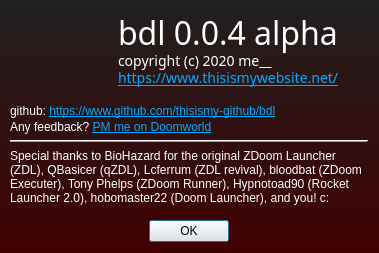
This is res/window_about.ui in thisismy-github/bdl as Qt 5 draws it before an edit. The edited form follows.
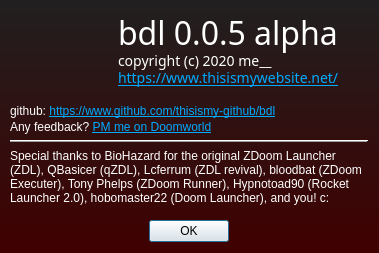
This is the edited form. Icons and pictures are not drawn.

What changed in the file:
```diff
--- a/res/window_about.ui
+++ b/res/window_about.ui
@@ -234,7 +234,7 @@
 }</string>
        </property>
        <property name="text">
-        <string>&lt;html&gt;&lt;head/&gt;&lt;body&gt;&lt;p style=&quot;line-height:0.65&quot;&gt;bdl 0.0.4 alpha&lt;/p&gt;&lt;p style=&quot;line-height:0.22&quot;&gt;&lt;span style=&quot; font-size:10.5pt;&quot;&gt;copyright (c) 2020 me__&lt;/span&gt;&lt;/p&gt;&lt;p&gt;&lt;a href=&quot;https://www.thisismywebsite.net/&quot;&gt;&lt;span style=&quot; font-size:10.5pt; text-decoration: underline; color:#00aaff;&quot;&gt;https://www.thisismywebsite.net/&lt;/span&gt;&lt;/a&gt;&lt;/p&gt;&lt;/body&gt;&lt;/html&gt;</string>
+        <string>&lt;html&gt;&lt;head/&gt;&lt;body&gt;&lt;p style=&quot;line-height:0.65&quot;&gt;bdl 0.0.5 alpha&lt;/p&gt;&lt;p style=&quot;line-height:0.22&quot;&gt;&lt;span style=&quot; font-size:10.5pt;&quot;&gt;copyright (c) 2020 me__&lt;/span&gt;&lt;/p&gt;&lt;p&gt;&lt;a href=&quot;https://www.thisismywebsite.net/&quot;&gt;&lt;span style=&quot; font-size:10.5pt; text-decoration: underline; color:#00aaff;&quot;&gt;https://www.thisismywebsite.net/&lt;/span&gt;&lt;/a&gt;&lt;/p&gt;&lt;/body&gt;&lt;/html&gt;</string>
        </property>
        <property name="alignment">
         <set>Qt::AlignBottom|Qt::AlignLeading|Qt::AlignLeft</set>
```
